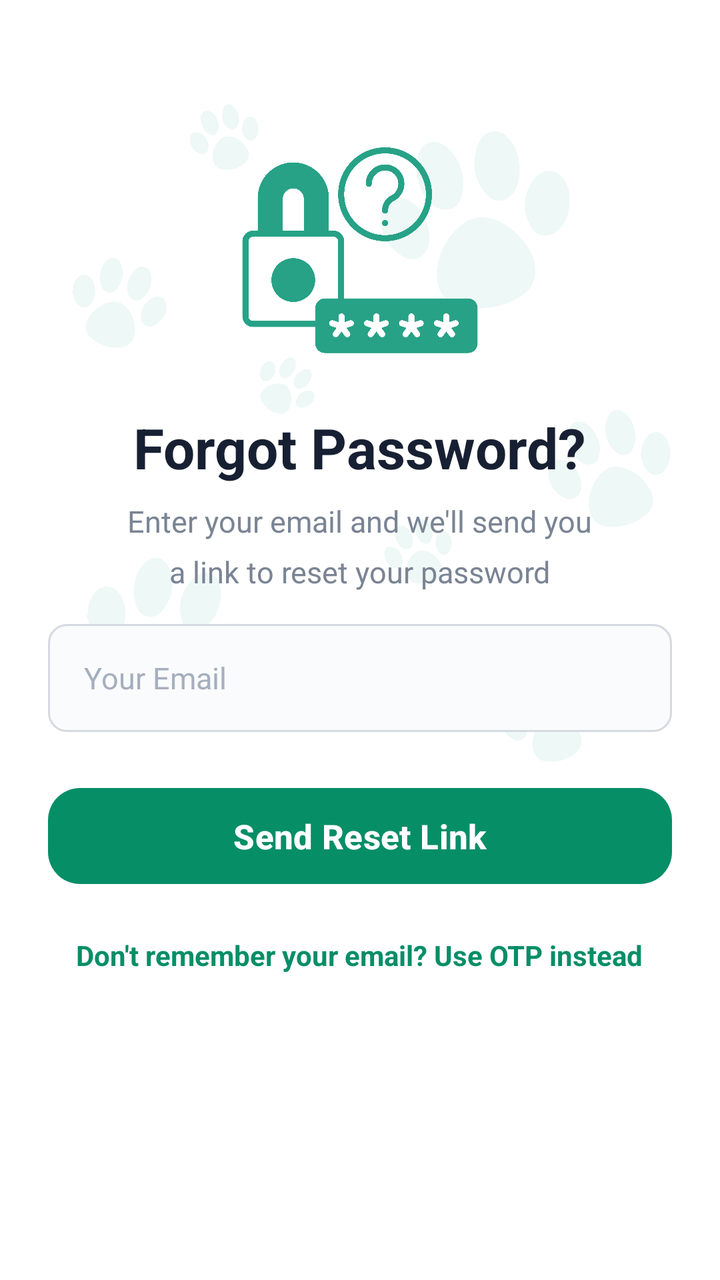
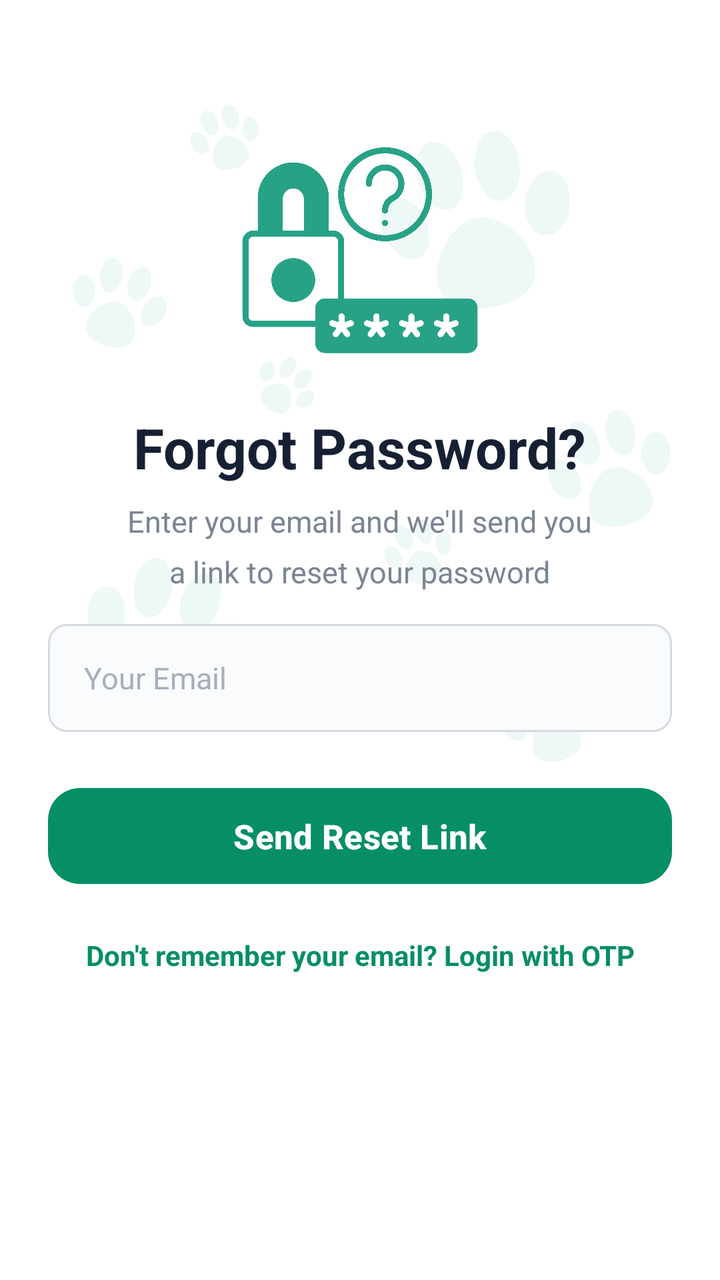

The first picture is an Android layout as it rendered before a commit; the second is the same layout after the commit. The layout source and the unified diff follow.
<!-- AndroidManifest.xml: application theme Theme.PawMate -->
<!-- res/layout/activity_forgot_password.xml -->
<?xml version="1.0" encoding="utf-8"?>
<ScrollView
    xmlns:android="http://schemas.android.com/apk/res/android"
    xmlns:app="http://schemas.android.com/apk/res-auto"
    xmlns:tools="http://schemas.android.com/tools"
    android:layout_width="match_parent"
    android:layout_height="match_parent"
    android:fillViewport="true"
    android:background="@drawable/back"
    tools:context=".ForgotPassword">

    <LinearLayout
        android:id="@+id/main"
        android:layout_width="match_parent"
        android:layout_height="wrap_content"
        android:orientation="vertical"
        android:gravity="center_horizontal"
        android:paddingStart="24dp"
        android:paddingEnd="24dp"
        android:paddingTop="60dp"
        android:paddingBottom="40dp">

        
        <ImageView
            android:layout_width="130dp"
            android:layout_height="130dp"
            android:src="@drawable/forgot"
            android:scaleType="centerInside"
            android:contentDescription="Forgot password" />

        
        <TextView
            android:layout_width="wrap_content"
            android:layout_height="wrap_content"
            android:layout_marginTop="15dp"
            android:text="Forgot Password?"
            android:textColor="#172033"
            android:textSize="28sp"
            android:textStyle="bold" />

        
        <TextView
            android:layout_width="wrap_content"
            android:layout_height="wrap_content"
            android:layout_marginTop="8dp"
            android:text="Enter your email and we'll send you"
            android:textColor="#7A8494"
            android:textSize="15sp" />

        <TextView
            android:layout_width="wrap_content"
            android:layout_height="wrap_content"
            android:layout_marginTop="5dp"
            android:text="a link to reset your password"
            android:textColor="#7A8494"
            android:textSize="15sp" />

        
        <EditText
            android:id="@+id/etEmail"
            android:layout_width="match_parent"
            android:layout_height="54dp"
            android:layout_marginTop="16dp"
            android:background="@drawable/edittext_background"
            android:hint="Your Email"
            android:imeOptions="actionNext"
            android:inputType="textEmailAddress"
            android:paddingStart="18dp"
            android:paddingEnd="18dp"
            android:singleLine="true"
            android:textColor="@color/primary"
            android:textColorHint="#A5AFBE"
            android:textSize="15sp" />



        
        <com.google.android.material.button.MaterialButton
            android:id="@+id/btnSendReset"
            android:layout_width="match_parent"
            android:layout_height="56dp"
            android:layout_marginTop="24dp"
            android:text="Send Reset Link"
            android:textAllCaps="false"
            android:textColor="@color/white"
            android:textSize="17sp"
            android:textStyle="bold"
            app:backgroundTint="@color/primary"
            app:cornerRadius="16dp"
            app:elevation="2dp" />

        
        <TextView
            android:id="@+id/tvUseOtp"
            android:layout_width="wrap_content"
            android:layout_height="wrap_content"
            android:layout_marginTop="16dp"
            android:text="Don't remember your email? Use OTP instead"
            android:textColor="@color/primary"
            android:textSize="14sp"
            android:textStyle="bold"
            android:clickable="true"
            android:focusable="true"
            android:padding="6dp"
            android:gravity="center" />

    </LinearLayout>

</ScrollView>
<!-- resources referenced by this layout -->
<resources>
  <color name="primary"> #068E67</color>
  <color name="white">#FFFFFFFF</color>
  <!-- drawable back: png bitmap (drawable, 42297 bytes) -->
  <!-- drawable edittext_background (drawable) -->
  <?xml version="1.0" encoding="utf-8"?>
  <shape xmlns:android="http://schemas.android.com/apk/res/android"
      android:shape="rectangle">
  
      <solid android:color="#FAFBFC" />
  
      <stroke
          android:width="1dp"
          android:color="#D5DAE1" />
  
      <corners android:radius="9dp" />
  
      <padding
          android:left="16dp"
          android:right="16dp"
          android:top="5dp"
          android:bottom="5dp" />
  
  </shape>
  <!-- drawable forgot: png bitmap (drawable, 96710 bytes) -->
  <style name="Theme.PawMate" parent="Base.Theme.PawMate" />
  <style name="Base.Theme.PawMate" parent="Theme.Material3.DayNight.NoActionBar">
          
          
      </style>
</resources>

<!-- the commit's change to res/layout/activity_forgot_password.xml (unified diff, before → after) -->
@@ -95,7 +95,7 @@
             android:layout_width="wrap_content"
             android:layout_height="wrap_content"
             android:layout_marginTop="16dp"
-            android:text="Don't remember your email? Use OTP instead"
+            android:text="Don't remember your email? Login with OTP"
             android:textColor="@color/primary"
             android:textSize="14sp"
             android:textStyle="bold"
